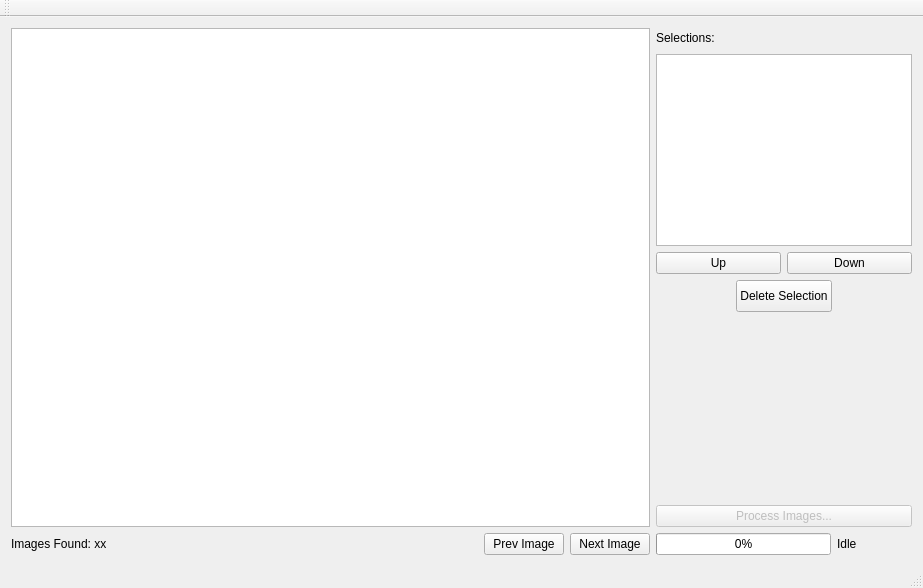
The window that BookScannerPageFixer/PageFixer/MainWindow.ui (mwales/android) describes before a commit, drawn with Qt 5.
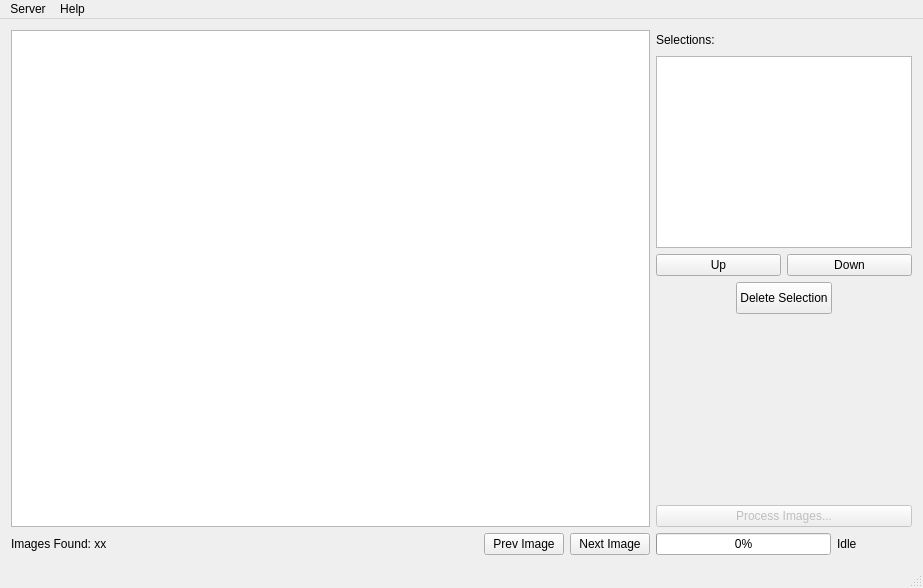
The same window after the commit. Icons and pictures are not drawn. Custom widgets are drawn as their Qt base class.

Commit message: Enabling a server feature in the Qt application

The edit to the form file:
```diff
--- a/BookScannerPageFixer/PageFixer/MainWindow.ui
+++ b/BookScannerPageFixer/PageFixer/MainWindow.ui
@@ -316,14 +316,21 @@
      <height>23</height>
     </rect>
    </property>
-  </widget>
-  <widget class="QToolBar" name="mainToolBar">
-   <attribute name="toolBarArea">
-    <enum>TopToolBarArea</enum>
-   </attribute>
-   <attribute name="toolBarBreak">
-    <bool>false</bool>
-   </attribute>
+   <widget class="QMenu" name="menuServer">
+    <property name="title">
+     <string>Server</string>
+    </property>
+    <addaction name="actionStart_Server"/>
+   </widget>
+   <widget class="QMenu" name="menuHelp">
+    <property name="title">
+     <string>Help</string>
+    </property>
+    <addaction name="actionAbout"/>
+    <addaction name="actionAbout_Qt"/>
+   </widget>
+   <addaction name="menuServer"/>
+   <addaction name="menuHelp"/>
   </widget>
   <widget class="QStatusBar" name="statusBar"/>
  </widget>
```
Left out of the diff: 15 changed lines with no effect on the pictures. The commit also changes 8 other files.
